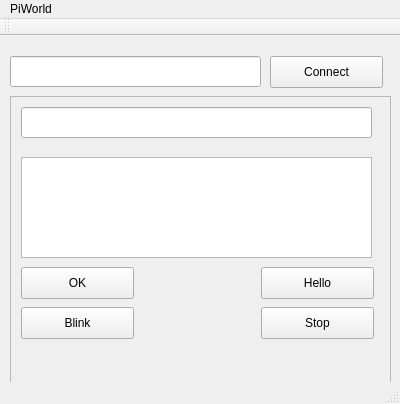
First picture: the form in mainwindow.ui, repository BillSnook/PiWorld, before the edit.
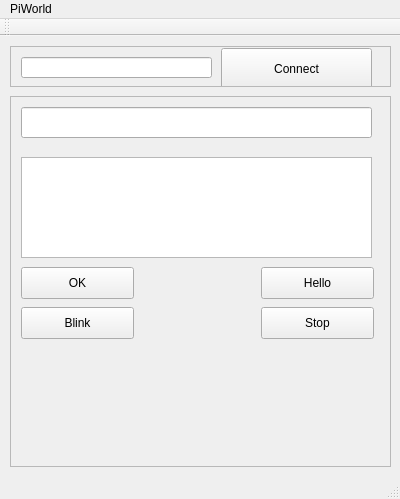
Second picture: the form after the edit.

```diff
--- a/mainwindow.ui
+++ b/mainwindow.ui
@@ -7,43 +7,20 @@
     <x>0</x>
     <y>0</y>
     <width>400</width>
-    <height>404</height>
+    <height>499</height>
    </rect>
   </property>
   <property name="windowTitle">
    <string>PiWorld</string>
   </property>
   <widget class="QWidget" name="centralWidget">
-   <widget class="QPushButton" name="connectButton">
-    <property name="geometry">
-     <rect>
-      <x>270</x>
-      <y>20</y>
-      <width>113</width>
-      <height>32</height>
-     </rect>
-    </property>
-    <property name="text">
-     <string>Connect</string>
-    </property>
-   </widget>
-   <widget class="QLineEdit" name="talkAddress">
-    <property name="geometry">
-     <rect>
-      <x>10</x>
-      <y>20</y>
-      <width>251</width>
-      <height>31</height>
-     </rect>
-    </property>
-   </widget>
    <widget class="QScrollArea" name="talkBox">
     <property name="geometry">
      <rect>
       <x>10</x>
       <y>60</y>
       <width>381</width>
-      <height>291</height>
+      <height>371</height>
      </rect>
     </property>
     <property name="widgetResizable">
@@ -55,7 +32,7 @@
        <x>0</x>
        <y>0</y>
        <width>379</width>
-       <height>289</height>
+       <height>369</height>
       </rect>
      </property>
      <widget class="QLineEdit" name="messageTextLine">
@@ -132,6 +109,52 @@
      </widget>
     </widget>
    </widget>
+   <widget class="QScrollArea" name="connectBox">
+    <property name="geometry">
+     <rect>
+      <x>10</x>
+      <y>10</y>
+      <width>381</width>
+      <height>41</height>
+     </rect>
+    </property>
+    <property name="widgetResizable">
+     <bool>true</bool>
+    </property>
+    <widget class="QWidget" name="scrollAreaWidgetContents">
+     <property name="geometry">
+      <rect>
+       <x>0</x>
+       <y>0</y>
+       <width>379</width>
+       <height>39</height>
+      </rect>
+     </property>
+     <widget class="QLineEdit" name="talkAddress">
+      <property name="geometry">
+       <rect>
+        <x>10</x>
+        <y>10</y>
+        <width>191</width>
+        <height>21</height>
+       </rect>
+      </property>
+     </widget>
+     <widget class="QPushButton" name="connectButton">
+      <property name="geometry">
+       <rect>
+        <x>210</x>
+        <y>1</y>
+        <width>151</width>
+        <height>41</height>
+       </rect>
+      </property>
+      <property name="text">
+       <string>Connect</string>
+      </property>
+     </widget>
+    </widget>
+   </widget>
   </widget>
   <widget class="QMenuBar" name="menuBar">
    <property name="geometry">
```
Left out of the diff: 27 changed lines with no effect on the pictures.
